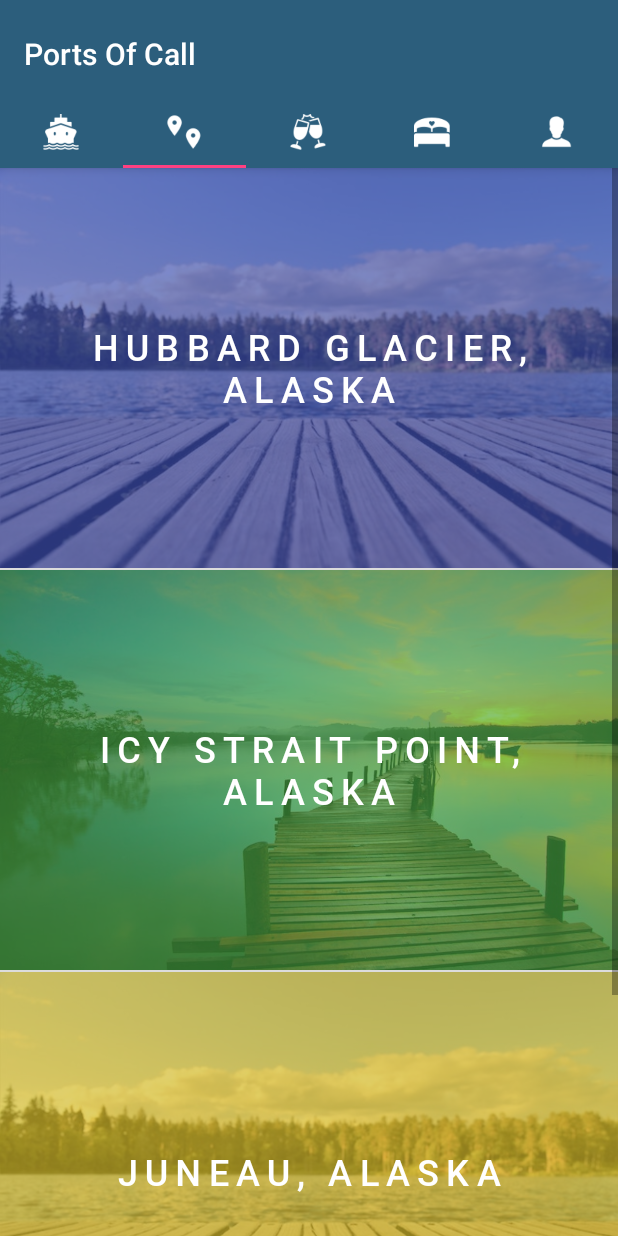
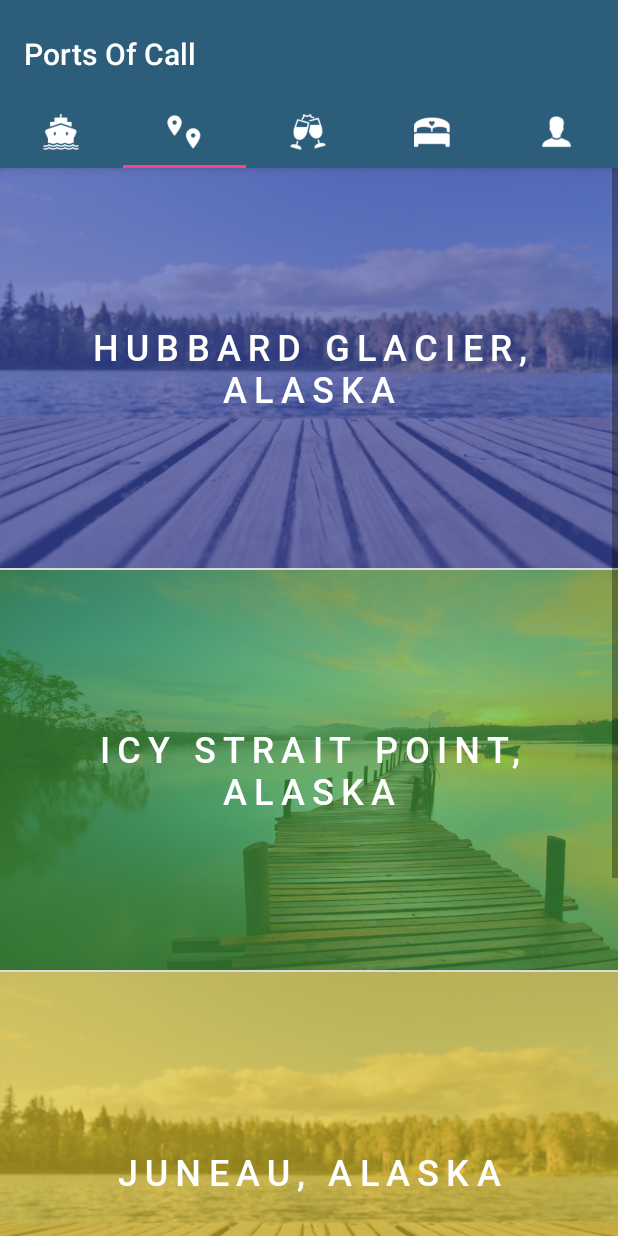
Before and after one commit to CaoPhiHung/douglas_mobile_dev, an Android app: the HomeActivity screen opened directly, with no data from a screen before it, tab 2 chosen, on a phone screen of 412 x 824 dp. Run offline under Robolectric (Android 15) with nearby library versions, the phone set to English and light mode, and no system bars; 3 statements that could not run were skipped.

Commit message:
update container height

```diff
--- a/app/src/main/java/com/project/activities/HomeActivity.java
+++ b/app/src/main/java/com/project/activities/HomeActivity.java
@@ -9,6 +9,8 @@ import android.support.v4.view.ViewPager;
 import android.os.Bundle;
 import android.support.v7.widget.Toolbar;
 import android.util.Log;
+import android.view.ViewGroup;
+import android.view.ViewTreeObserver;
 import android.widget.Toast;
 
 import com.project.db.DBHelper;
@@ -31,7 +33,6 @@ public class HomeActivity extends AppCompatActivity {
 
         instance = this;
 
-//        Log.d(TAG, "onCreate: Starting.");
         toolbar = findViewById(R.id.toolbar);
         toolbar.setTitle("My Cruise");
         mSectionsPageAdapter = new SectionAdapter(getSupportFragmentManager());
@@ -82,6 +83,16 @@ public class HomeActivity extends AppCompatActivity {
 
             }
         });
+
+        // set height
+        mViewPager.getViewTreeObserver().addOnGlobalLayoutListener(new ViewTreeObserver.OnGlobalLayoutListener() {
+            @Override
+            public void onGlobalLayout() {
+                mViewPager.getViewTreeObserver().removeOnGlobalLayoutListener(this);
+                int height = mViewPager.getHeight();
+                mViewPager.getLayoutParams().height = height - toolbar.getHeight();
+            }
+        });
     }
 
     private void setupViewPager(final ViewPager viewPager) {
@@ -90,6 +101,10 @@ public class HomeActivity extends AppCompatActivity {
         adapter.addFragment(new DestinationsFragment(), "Ports");
         adapter.addFragment(new OnboardFragment(), "Onboard");
         adapter.addFragment(new RoomFragment(), "Room");
+
+        ViewGroup.LayoutParams containerParams = mViewPager.getLayoutParams();
+        TabLayout tabLayout = (TabLayout) findViewById(R.id.tabs);
+        ViewGroup.LayoutParams tabParams = tabLayout.getLayoutParams();
 
         final UserFragment userFragment = new UserFragment();
         adapter.addFragment(userFragment, "User");
--- a/app/src/main/java/com/project/activities/RoomFragment.java
+++ b/app/src/main/java/com/project/activities/RoomFragment.java
@@ -54,10 +54,6 @@ public class RoomFragment extends Fragment{
                 android.R.layout.simple_list_item_1, list);
         adp1.setDropDownViewResource(android.R.layout.simple_spinner_dropdown_item);
         roomList.setAdapter(adp1);
-
-
-
-
 
         Spinner roomService = (Spinner) view.findViewById(R.id.serviceList);
         final ArrayList<Service>  roomServices= Service.getALl();
--- a/app/src/main/java/com/project/db/DBObject.java
+++ b/app/src/main/java/com/project/db/DBObject.java
@@ -5,5 +5,6 @@ import android.content.ContentValues;
 public abstract class DBObject {
 
     abstract public ContentValues toContentValues();
+    abstract public DBObject get(long id);
 
 }
--- a/app/src/main/res/layout/fragment_user.xml
+++ b/app/src/main/res/layout/fragment_user.xml
@@ -9,7 +9,6 @@
         android:id="@+id/listUserInfo"
         android:layout_width="match_parent"
         android:layout_height="match_parent"
-        android:layout_marginBottom="55sp"
         android:layout_weight="1"
         android:isScrollContainer="false">
 
```
